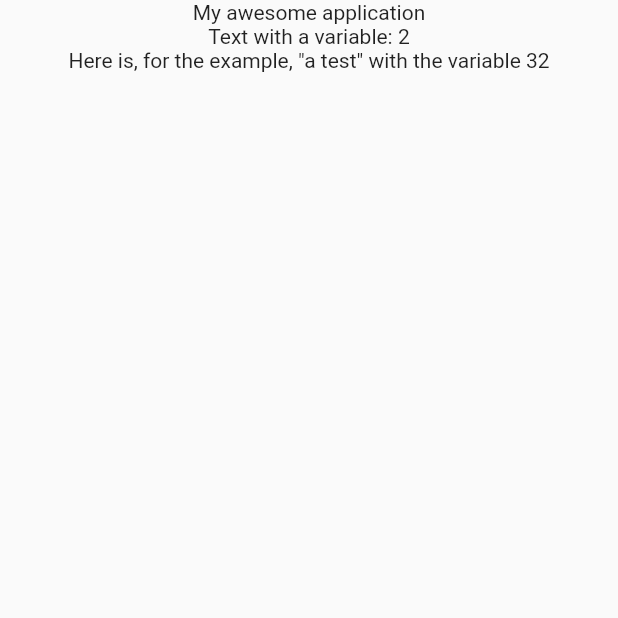
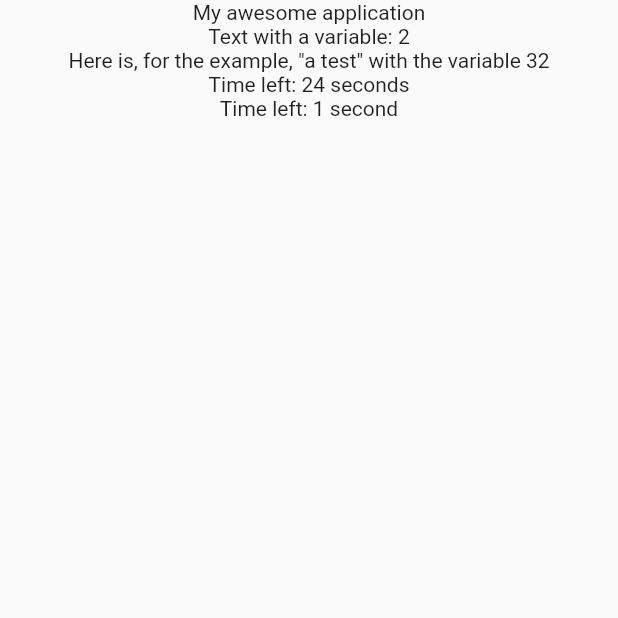
Before and after one commit to smartnsoft/FlappyTranslator, a Flutter app: the screen it shows after launch, on a phone screen of 412 x 824 dp, the top half of it. Run offline on Flutter 3.47's test engine with Material 2 defaults, Android fonts, the phone set to English and light mode, and no system bars; our stand-ins replace csv; missing offline and left inert: dart_style.

Commit message:
Update example.

```diff
--- a/example/lib/i18n.dart
+++ b/example/lib/i18n.dart
@@ -1,10 +1,13 @@
 import 'dart:async';
 
 import 'package:flutter/material.dart';
+import 'package:intl/intl.dart';
 
 /// This class is generated by the flappy_translator package
 /// Please do not change anything manually in this file, instead re-generate it when changes are available
 class I18n {
+  static final _pluralsRegExp = RegExp(r"\|(.*?)\|");
+
   String get appTitle => _getText("appTitle");
 
   String get subtitle => _getText("subtitle");
@@ -29,6 +32,29 @@ class I18n {
     return text;
   }
 
+  String pluralTest({
+    @required int seconds,
+  }) {
+    String text = _getText("pluralTest");
+    if (seconds != null) {
+      text = text.replaceAll("%seconds\$d", seconds.toString());
+    }
+    final plurals =
+        _pluralsRegExp.firstMatch(text).group(0).replaceAll('|', '').split(':');
+    if (plurals.length != 6) {
+      return 'Issue with key pluralTest. Incorrect number of plurals.';
+    }
+    return Intl.plural(
+      seconds,
+      zero: text.replaceAll(_pluralsRegExp, plurals[0]),
+      one: text.replaceAll(_pluralsRegExp, plurals[1]),
+      two: text.replaceAll(_pluralsRegExp, plurals[2]),
+      few: text.replaceAll(_pluralsRegExp, plurals[3]),
+      many: text.replaceAll(_pluralsRegExp, plurals[4]),
+      other: text.replaceAll(_pluralsRegExp, plurals[5]),
+    );
+  }
+
   static Map<String, String> _localizedValues;
 
   static Map<String, String> _frValues = {
@@ -36,6 +62,8 @@ class I18n {
     "subtitle": "Un sous titre",
     "description": "Un texte avec une variable : %1\$s",
     "littleTest": "Voici, pour l'exemple, \"un test\" avec la variable %age\$d",
+    "pluralTest":
+        "Temps restant: %seconds\$d |seconde:second:secondes:secondes:secondes:secondes|",
   };
 
   static Map<String, String> _enValues = {
@@ -44,6 +72,8 @@ class I18n {
     "description": "Text with a variable: %1\$s",
     "littleTest":
         "Here is, for the example, \"a test\" with the variable %age\$d",
+    "pluralTest":
+        "Time left: %seconds\$d |seconds:second:seconds:seconds:seconds:seconds|",
   };
 
   static Map<String, String> _esValues = {
@@ -52,6 +82,8 @@ class I18n {
     "description": "Un texto con una variable : %1\$s",
     "littleTest":
         "Aqui esta, por ejemplo, \"una prueba\" con la variable %age\$d",
+    "pluralTest":
+        "Tiempo que queda: %seconds\$d |segundos:segundo:segundos:segundos:segundos:segundos|",
   };
 
   static Map<String, String> _deCHValues = {
@@ -60,6 +92,8 @@ class I18n {
     "description": "Text mit einer Variable: %1\$s",
     "littleTest":
         "Hier ist, zum Beispiel, \"ein Test\" mit der Variable %age\$d",
+    "pluralTest":
+        "Verbleibende Zeit: %seconds\$d |Sekunden:Sekunde:Sekunden:Sekunden:Sekunden:Sekunden|",
   };
 
   static Map<String, Map<String, String>> _allValues = {
--- a/example/lib/main.dart
+++ b/example/lib/main.dart
@@ -32,6 +32,8 @@ class Home extends StatelessWidget {
               Text(I18n.of(context).appTitle),
               Text(I18n.of(context).description(var1: "2")),
               Text(I18n.of(context).littleTest(age: 32)),
+              Text(I18n.of(context).pluralTest(seconds: 24)),
+              Text(I18n.of(context).pluralTest(seconds: 1)),
             ],
           ),
         ),
--- a/example/pubspec.yaml
+++ b/example/pubspec.yaml
@@ -11,6 +11,7 @@ dependencies:
   flutter_localizations:
     sdk: flutter
   cupertino_icons: ^0.1.2
+  intl: ^0.16.1
 
 dev_dependencies:
   flutter_test:
--- a/example/test.csv
+++ b/example/test.csv
@@ -3,3 +3,4 @@ appTitle,Ma super application,My awesome application,Mi gran application,Meine t
 subtitle,Un sous titre,A subtitle,Un subtitulò,Ein Untertitel
 description,Un texte avec une variable : %1$s,Text with a variable: %1$s,Un texto con una variable : %1$s,Text mit einer Variable: %1$s
 littleTest,"Voici, pour l'exemple, ""un test"" avec la variable %age$d","Here is, for the example, ""a test"" with the variable %age$d","Aqui esta, por ejemplo, ""una prueba"" con la variable %age$d","Hier ist, zum Beispiel, ""ein Test"" mit der Variable %age$d"
+pluralTest,Temps restant: %seconds$d |seconde:second:secondes:secondes:secondes:secondes|,Time left: %seconds$d |seconds:second:seconds:seconds:seconds:seconds|,Tiempo que queda: %seconds$d |segundos:segundo:segundos:segundos:segundos:segundos|,Verbleibende Zeit: %seconds$d |Sekunden:Sekunde:Sekunden:Sekunden:Sekunden:Sekunden|
```
Also changed, not shown: example/pubspec.lock, 1 other file.
